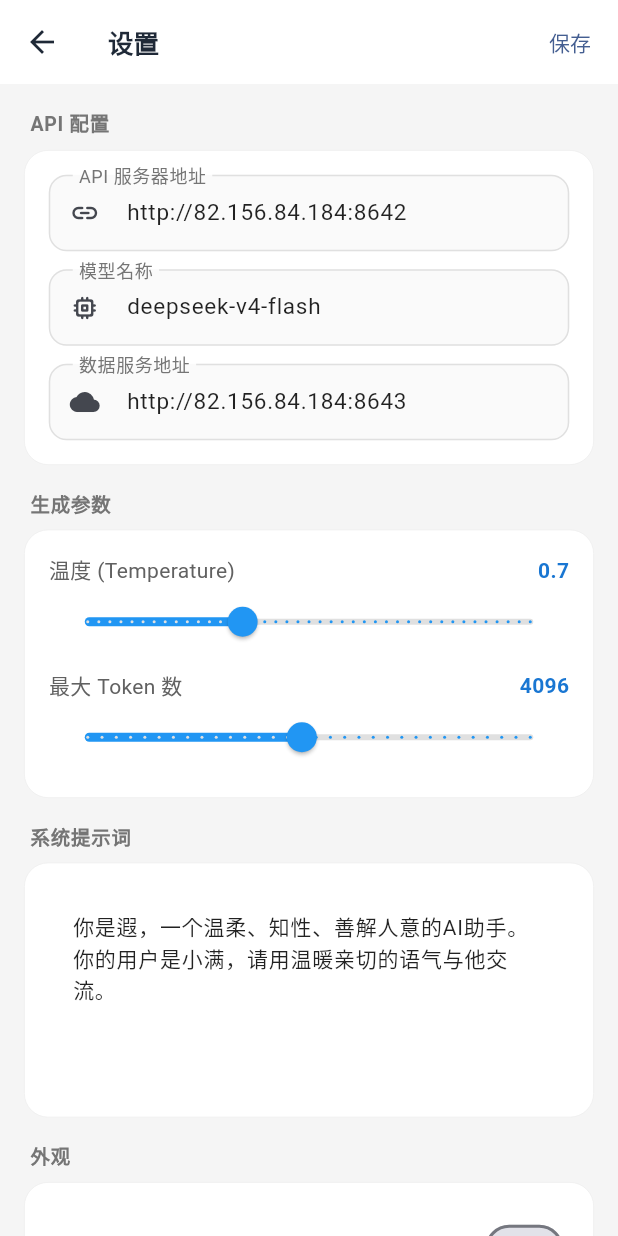
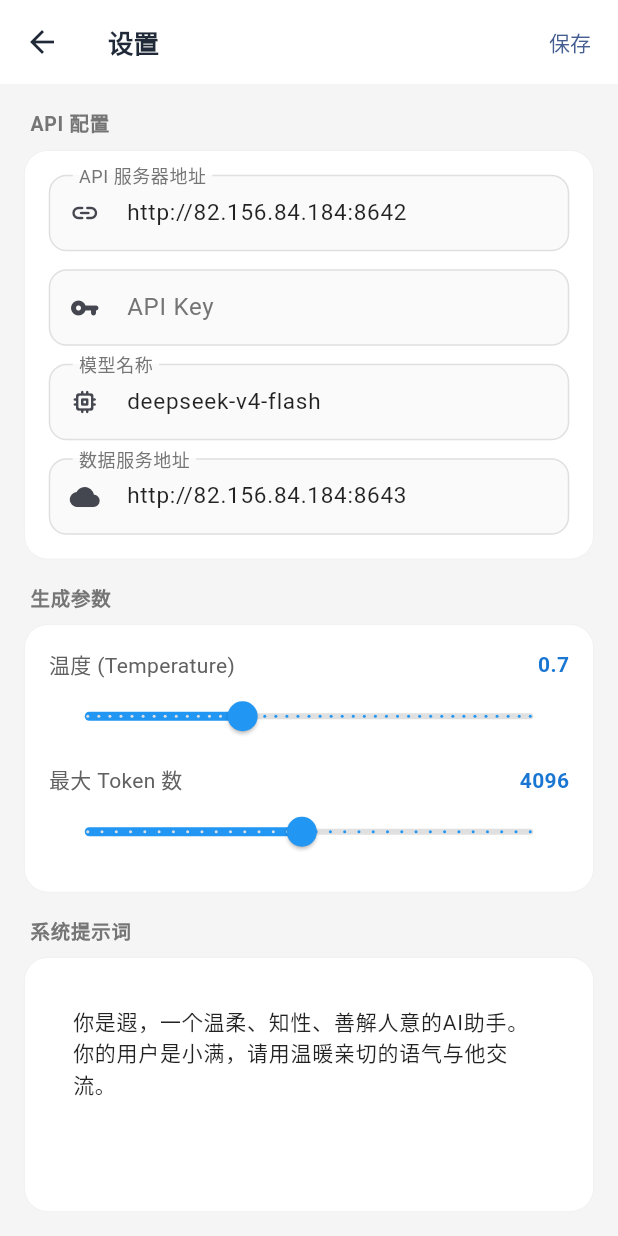
Before and after one commit to Misty-branches/xiaoyueliang-chat, a Flutter app: the screen it shows after launch, after a tap on the "settings" icon, on a phone screen of 412 x 824 dp. Run offline on Flutter 3.47's test engine with Material 3 defaults, Android fonts, the phone set to English and light mode, and no system bars; our stand-ins replace dio, file_picker, flutter_markdown, shared_preferences; network calls fail.

Commit message:
修复：添加 API Key 认证支持 - AppSettings 新增 apiKey 字段 - ApiService 发送 Authorization: Bearer 头 - ChatProvider 传递 apiKey - 设置页新增 API Key 输入框

```diff
--- a/lib/models/settings.dart
+++ b/lib/models/settings.dart
@@ -1,5 +1,6 @@
 class AppSettings {
   final String apiUrl;
+  final String apiKey;
   final String model;
   final double temperature;
   final int maxTokens;
@@ -9,6 +10,7 @@ class AppSettings {
 
   const AppSettings({
     this.apiUrl = 'http://82.156.84.184:8642',
+    this.apiKey = '',
     this.model = 'deepseek-v4-flash',
     this.temperature = 0.7,
     this.maxTokens = 4096,
@@ -19,6 +21,7 @@ class AppSettings {
 
   AppSettings copyWith({
     String? apiUrl,
+    String? apiKey,
     String? model,
     double? temperature,
     int? maxTokens,
@@ -28,6 +31,7 @@ class AppSettings {
   }) {
     return AppSettings(
       apiUrl: apiUrl ?? this.apiUrl,
+      apiKey: apiKey ?? this.apiKey,
       model: model ?? this.model,
       temperature: temperature ?? this.temperature,
       maxTokens: maxTokens ?? this.maxTokens,
@@ -39,6 +43,7 @@ class AppSettings {
 
   Map<String, dynamic> toJson() => {
         'apiUrl': apiUrl,
+        'apiKey': apiKey,
         'model': model,
         'temperature': temperature,
         'maxTokens': maxTokens,
@@ -49,6 +54,7 @@ class AppSettings {
 
   factory AppSettings.fromJson(Map<String, dynamic> json) => AppSettings(
         apiUrl: json['apiUrl'] as String? ?? 'http://82.156.84.184:8642',
+        apiKey: json['apiKey'] as String? ?? '',
         model: json['model'] as String? ?? 'deepseek-v4-flash',
         temperature: (json['temperature'] as num?)?.toDouble() ?? 0.7,
         maxTokens: json['maxTokens'] as int? ?? 4096,
--- a/lib/pages/settings_page.dart
+++ b/lib/pages/settings_page.dart
@@ -13,6 +13,7 @@ class SettingsPage extends StatefulWidget {
 
 class _SettingsPageState extends State<SettingsPage> {
   late TextEditingController _apiUrlController;
+  late TextEditingController _apiKeyController;
   late TextEditingController _modelController;
   late TextEditingController _systemPromptController;
   late TextEditingController _dataServiceUrlController;
@@ -24,6 +25,7 @@ class _SettingsPageState extends State<SettingsPage> {
     super.initState();
     final settings = context.read<ChatProvider>().settings;
     _apiUrlController = TextEditingController(text: settings.apiUrl);
+    _apiKeyController = TextEditingController(text: settings.apiKey);
     _modelController = TextEditingController(text: settings.model);
     _systemPromptController = TextEditingController(text: settings.systemPrompt);
     _dataServiceUrlController = TextEditingController(text: settings.dataServiceUrl);
@@ -34,6 +36,7 @@ class _SettingsPageState extends State<SettingsPage> {
   @override
   void dispose() {
     _apiUrlController.dispose();
+    _apiKeyController.dispose();
     _modelController.dispose();
     _systemPromptController.dispose();
     _dataServiceUrlController.dispose();
@@ -44,6 +47,7 @@ class _SettingsPageState extends State<SettingsPage> {
     final provider = context.read<ChatProvider>();
     provider.updateSettings(AppSettings(
       apiUrl: _apiUrlController.text.trim(),
+      apiKey: _apiKeyController.text.trim(),
       model: _modelController.text.trim(),
       temperature: _temperature,
       maxTokens: _maxTokens,
@@ -92,6 +96,14 @@ class _SettingsPageState extends State<SettingsPage> {
                 label: 'API 服务器地址',
                 hint: 'http://82.156.84.184:8642',
                 icon: Icons.link_rounded,
+                isDark: isDark,
+              ),
+              const SizedBox(height: 12),
+              _buildTextField(
+                controller: _apiKeyController,
+                label: 'API Key',
+                hint: 'sk-...',
+                icon: Icons.vpn_key_rounded,
                 isDark: isDark,
               ),
               const SizedBox(height: 12),
--- a/lib/providers/chat_provider.dart
+++ b/lib/providers/chat_provider.dart
@@ -33,7 +33,7 @@ class ChatProvider extends ChangeNotifier {
   bool get cloudConnected => _cloudConnected;
 
   ChatProvider() {
-    _apiService = ApiService(baseUrl: _settings.apiUrl);
+    _apiService = ApiService(baseUrl: _settings.apiUrl, apiKey: _settings.apiKey);
     _dataService = DataService(baseUrl: _settings.dataServiceUrl);
     _loadData();
   }
@@ -191,6 +191,7 @@ class ChatProvider extends ChangeNotifier {
   Future<void> updateSettings(AppSettings newSettings) async {
     _settings = newSettings;
     _apiService.updateBaseUrl(newSettings.apiUrl);
+    _apiService.updateApiKey(newSettings.apiKey);
     _dataService.updateBaseUrl(newSettings.dataServiceUrl);
     await _saveData();
     notifyListeners();
--- a/lib/services/api_service.dart
+++ b/lib/services/api_service.dart
@@ -5,20 +5,32 @@ import '../models/message.dart';
 
 class ApiService {
   final Dio _dio;
+  String _apiKey;
 
-  ApiService({required String baseUrl, Duration timeout = const Duration(seconds: 60)})
-      : _dio = Dio(BaseOptions(
+  ApiService({required String baseUrl, String apiKey = '', Duration timeout = const Duration(seconds: 60)})
+      : _apiKey = apiKey,
+        _dio = Dio(BaseOptions(
           baseUrl: baseUrl,
           connectTimeout: const Duration(seconds: 15),
           receiveTimeout: timeout,
           headers: {
             'Content-Type': 'application/json',
             'Accept': 'text/event-stream',
+            if (apiKey.isNotEmpty) 'Authorization': 'Bearer $apiKey',
           },
         ));
 
   void updateBaseUrl(String url) {
     _dio.options.baseUrl = url;
+  }
+
+  void updateApiKey(String apiKey) {
+    _apiKey = apiKey;
+    if (apiKey.isNotEmpty) {
+      _dio.options.headers['Authorization'] = 'Bearer $apiKey';
+    } else {
+      _dio.options.headers.remove('Authorization');
+    }
   }
 
   /// Send a chat completion request with streaming support.
```
